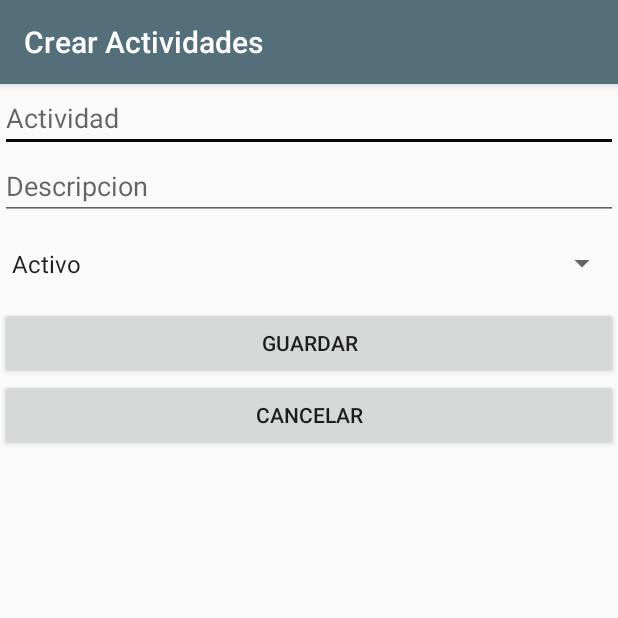
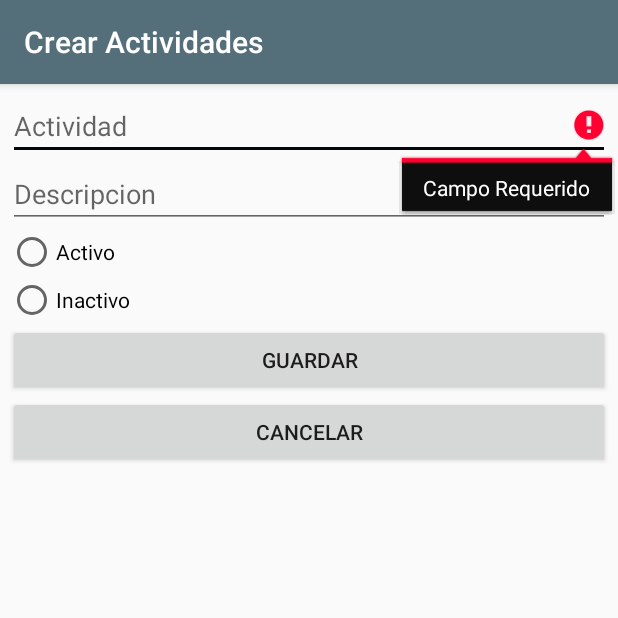
Before and after one commit to jluisfv/labFinalProject, an Android app: the EncargadoCrearActividades screen opened directly, with no data from a screen before it, after a tap on "GUARDAR", on a phone screen of 412 x 824 dp, the top half of it. Run offline under Robolectric (Android 15) with nearby library versions, the phone set to English and light mode, and no system bars.

Commit message:
Listado de actividades y creacion de actividades

```diff
--- a/app/src/main/java/com/example/project/EncargadoCrearActividades.java
+++ b/app/src/main/java/com/example/project/EncargadoCrearActividades.java
@@ -7,29 +7,55 @@ import android.os.Bundle;
 import android.view.View;
 import android.widget.ArrayAdapter;
 import android.widget.Button;
+import android.widget.EditText;
+import android.widget.RadioButton;
 import android.widget.Spinner;
 import android.widget.Toast;
 
+import com.example.project.dao.ActividadDao;
+import com.example.project.entidad.ActividadEntity;
+
 public class EncargadoCrearActividades extends AppCompatActivity {
+    RadioButton r1,r2;
+    EditText edtActividad,edtDetalle;
     Button btnGuardar,btnCancelar;
+    ActividadDao actividad;
 
     @Override
     protected void onCreate(Bundle savedInstanceState) {
         super.onCreate( savedInstanceState );
         setContentView( R.layout.encargado_crear_actividades );
+
+        actividad = new ActividadDao( getApplicationContext() );
+
+        r1 = findViewById( R.id.rdbActivo );
+        r2 = findViewById( R.id.rdbInactivo );
+
+        edtActividad = findViewById( R.id.edtActividad );
+        edtDetalle = findViewById( R.id.edtDecripcion );
         btnCancelar = findViewById( R.id.btnCancelar );
         btnGuardar = findViewById( R.id.btnGuardar );
 
         setTitle( "Crear Actividades" );
-        Spinner spinner = (Spinner) findViewById( R.id.Estado );
-        ArrayAdapter<CharSequence> adapter = ArrayAdapter.createFromResource( this, R.array.status_array, android.R.layout.simple_spinner_item );
-        adapter.setDropDownViewResource( android.R.layout.simple_spinner_dropdown_item );
-        spinner.setAdapter( adapter );
+
 
         btnGuardar.setOnClickListener( new View.OnClickListener( ) {
             @Override
             public void onClick(View v) {
-                Toast.makeText( getApplicationContext(),"Datos Almacenados", Toast.LENGTH_LONG ).show();
+                if(validar(edtActividad)){
+                    if(validar(edtDetalle)){
+                        actividad.save(new ActividadEntity(
+                                        0,
+                                        edtActividad.getText().toString(),
+                                        edtDetalle.getText().toString(),
+                                        (r1.isChecked())?"ACTIVO": "INACTIVO"
+                                )
+                        );
+                        Toast.makeText(getApplicationContext(), "ACTIVIDAD GUARDADA CON EXITO", Toast.LENGTH_SHORT).show();
+                        Intent intent = new Intent(getApplicationContext(), EncargadoListadoActividades.class);
+                        startActivity(intent);
+                    }
+                }
             }
         } );
 
@@ -42,4 +68,13 @@ public class EncargadoCrearActividades extends AppCompatActivity {
             }
         } );
     }
+
+    public boolean validar(EditText edt){
+        if (edt.getText().toString().isEmpty()){
+            edt.setError("Campo Requerido");
+            edt.requestFocus();
+            return false;
+        }
+        return true;
+    }
 }
--- a/app/src/main/res/layout/encargado_crear_actividades.xml
+++ b/app/src/main/res/layout/encargado_crear_actividades.xml
@@ -9,6 +9,7 @@
     <LinearLayout
         android:layout_width="match_parent"
         android:layout_height="match_parent"
+        android:layout_margin="5dp"
         android:orientation="vertical">
 
         <EditText
@@ -27,10 +28,22 @@
             android:hint="Descripcion"
             android:inputType="textPersonName" />
 
-        <Spinner
-            android:id="@+id/Estado"
+        <RadioGroup
             android:layout_width="match_parent"
-            android:layout_height="58dp" />
+            android:layout_height="wrap_content">
+
+            <RadioButton
+                android:id="@+id/rdbActivo"
+                android:layout_width="match_parent"
+                android:layout_height="wrap_content"
+                android:text="Activo" />
+
+            <RadioButton
+                android:id="@+id/rdbInactivo"
+                android:layout_width="match_parent"
+                android:layout_height="wrap_content"
+                android:text="Inactivo" />
+        </RadioGroup>
 
         <Button
             android:id="@+id/btnGuardar"
```
Also changed, not shown: app/src/main/java/com/example/project/EncargadoListadoActividades.java (+40 -15 lines), app/src/main/java/com/example/project/dao/ActividadDao.java (added, +57 -0 lines), app/src/main/java/com/example/project/entidad/ActividadEntity.java (added, +46 -0 lines).
